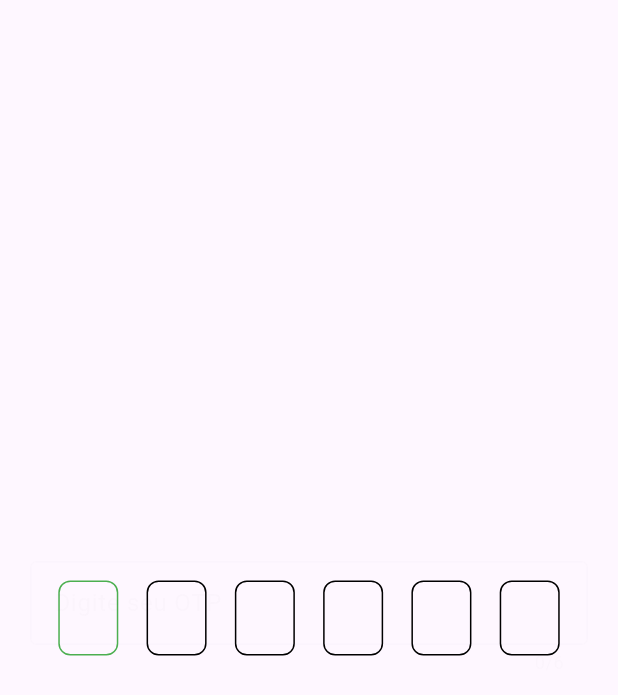
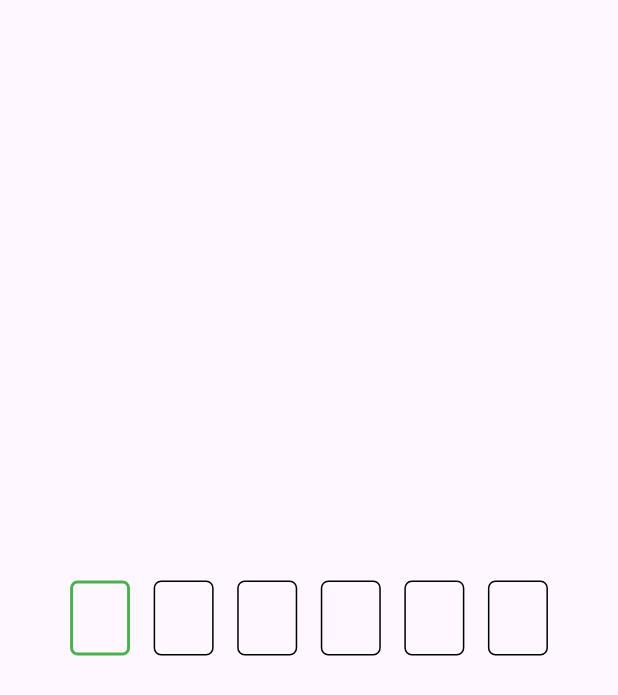
Before and after one commit to alyssontrugilio/otp, a Flutter app: the screen it shows after launch, on a phone screen of 412 x 824 dp. Shown: the top 695 px of the screen. Run offline on Flutter 3.47's test engine with Material 3 defaults, Android fonts, the phone set to English and light mode, and no system bars.

Commit message:
feat: estruturando melhor

```diff
--- a/lib/main.dart
+++ b/lib/main.dart
@@ -1,4 +1,7 @@
+import 'dart:developer';
+
 import 'package:flutter/material.dart';
+import 'package:flutter/services.dart';
 import 'package:otp/otp_input_widget.dart';
 
 void main() {
@@ -40,7 +43,30 @@ class MyHomePageState extends State<MyHomePage> {
   @override
   Widget build(BuildContext context) {
     return Scaffold(
-      body: Center(child: OTPInputScreen()),
+      body: Center(
+        child: SizedBox(
+          width: 350,
+          child: OTPInputWidget(
+            length: 6,
+            width: 40,
+            height: 50,
+            borderColor: Colors.black,
+            focusedBorderColor: Colors.green,
+            onChanged: (value) {
+              log('OTP changed: $value');
+            },
+            validator: (value) {
+              if (value == null) return null;
+              if (value.isEmpty) return 'Preencha algo';
+              return null;
+            },
+            inputFormatters: [
+              FilteringTextInputFormatter.deny(RegExp(r'\s')),
+              FilteringTextInputFormatter.digitsOnly
+            ],
+          ),
+        ),
+      ),
     );
   }
 }
--- a/lib/otp_input_widget.dart
+++ b/lib/otp_input_widget.dart
@@ -1,91 +1,56 @@
 import 'package:flutter/material.dart';
 import 'package:flutter/services.dart';
 
-class OTPInputScreen extends StatelessWidget {
-  final TextEditingController _controller = TextEditingController();
+class OTPInputWidget extends StatefulWidget {
+  final int length;
+  final double width;
+  final double height;
+  final Color borderColor;
+  final Color focusedBorderColor;
+  final Color errorBorderColor;
+  final ValueChanged<String>? onChanged;
+  final FormFieldValidator<String>? validator;
+  final List<TextInputFormatter>? inputFormatters;
 
-  OTPInputScreen({super.key});
-
-  @override
-  Widget build(BuildContext context) {
-    return Scaffold(
-      body: Center(
-        child: Padding(
-          padding: const EdgeInsets.all(20.0),
-          child: SizedBox(
-            width: 400,
-            child: GestureDetector(
-              onTap: () {
-                FocusScope.of(context).requestFocus(FocusNode());
-              },
-              child: Stack(
-                alignment: Alignment.center,
-                children: [
-                  OTPInputWidget(controller: _controller),
-                  Opacity(
-                    opacity:
-                        0.01, // Praticamente invisível, mas ainda funcional
-                    child: TextField(
-                      controller: _controller,
-                      keyboardType: TextInputType.number,
-                      maxLength: 6,
-                      decoration: const InputDecoration(
-                        border: OutlineInputBorder(),
-                        hintText: 'Digite seu OTP',
-                      ),
-                      style: const TextStyle(
-                        color: Colors.transparent,
-                      ),
-                      cursorColor: Colors.black,
-                      enableInteractiveSelection: false,
-                      onChanged: (value) {
-                        if (value.length == 6) {
-                          // Ação ao completar os 6 dígitos
-                        }
-                      },
-                    ),
-                  ),
-                ],
-              ),
-            ),
-          ),
-        ),
-      ),
-    );
-  }
-}
-
-class OTPInputWidget extends StatefulWidget {
-  final TextEditingController controller;
-
-  const OTPInputWidget({super.key, required this.controller});
+  const OTPInputWidget({
+    super.key,
+    this.length = 6,
+    this.width = 44,
+    this.height = 48,
+    this.borderColor = Colors.black,
+    this.focusedBorderColor = Colors.green,
+    this.errorBorderColor = Colors.red,
+    this.onChanged,
+    this.validator,
+    this.inputFormatters,
+  });
 
   @override
   OTPInputWidgetState createState() => OTPInputWidgetState();
 }
 
 class OTPInputWidgetState extends State<OTPInputWidget> {
-  final List<FocusNode> _focusNodes = List.generate(6, (index) => FocusNode());
-  final List<TextEditingController> _controllers =
-      List.generate(6, (index) => TextEditingController());
-  final List<bool> _isFocused = List.generate(6, (index) => false);
+  final TextEditingController _controller = TextEditingController();
+  final List<FocusNode> _focusNodes = [];
+  int _currentIndex = 0;
+  String? _errorText;
+
+  static const double radius = 5.0;
+  static const double fontSize = 17.0;
 
   @override
   void initState() {
     super.initState();
-    widget.controller.addListener(_updateOTP);
-    for (int i = 0; i < _focusNodes.length; i++) {
-      _focusNodes[i].addListener(() {
-        setState(() {
-          _isFocused[i] = _focusNodes[i].hasFocus;
-        });
-      });
+    _controller.addListener(_updateOTP);
+    for (int i = 0; i < widget.length; i++) {
+      _focusNodes.add(FocusNode());
     }
   }
 
   @override
   void dispose() {
-    widget.controller.removeListener(_updateOTP);
+    _controller.removeListener(_updateOTP);
+    _controller.dispose();
     for (var focusNode in _focusNodes) {
       focusNode.dispose();
     }
@@ -94,58 +59,122 @@ class OTPInputWidgetState extends State<OTPInputWidget> {
 
   void _updateOTP() {
     setState(() {
-      final text = widget.controller.text;
-      for (int i = 0; i < _controllers.length; i++) {
-        if (i < text.length) {
-          _controllers[i].text = text[i];
-        } else {
-          _controllers[i].clear();
-        }
+      _currentIndex = _controller.text.length;
+      if (_currentIndex < widget.length) {
+        _focusNodes[_currentIndex].requestFocus();
+      }
+      if (widget.onChanged != null) {
+        widget.onChanged!(_controller.text);
+      }
+      if (widget.validator != null) {
+        _errorText = widget.validator!(_controller.text);
       }
     });
   }
 
   @override
   Widget build(BuildContext context) {
-    return Row(
-      mainAxisAlignment: MainAxisAlignment.spaceEvenly,
-      children: List.generate(6, (index) {
-        return _buildOTPDigit(index);
-      }),
+    final defaultPinTheme = BoxDecoration(
+      border: Border.all(color: widget.borderColor),
+      borderRadius: BorderRadius.circular(radius),
+    );
+
+    final errorPinTheme = defaultPinTheme.copyWith(
+      border: Border.all(
+        color: widget.errorBorderColor,
+      ),
+    );
+
+    final focusedPinTheme = defaultPinTheme.copyWith(
+      border: Border.all(
+        width: 2,
+        color: widget.focusedBorderColor,
+      ),
+    );
+
+    return Column(
+      mainAxisAlignment: MainAxisAlignment.center,
+      children: [
+        MouseRegion(
+          cursor: MaterialStateMouseCursor.textable,
+          child: GestureDetector(
+            onTap: () {
+              if (_currentIndex < widget.length) {
+                _focusNodes[_currentIndex].requestFocus();
+              }
+            },
+            child: Stack(
+              alignment: Alignment.center,
+              children: [
+                Row(
+                  mainAxisAlignment: MainAxisAlignment.spaceEvenly,
+                  children: List.generate(widget.length, (index) {
+                    return _buildOTPDigit(
+                        index, defaultPinTheme, focusedPinTheme, errorPinTheme);
+                  }),
+                ),
+                Visibility(
+                  visible: false,
+                  maintainState: true,
+                  child: TextField(
+                    controller: _controller,
+                    focusNode: _currentIndex < widget.length
+                        ? _focusNodes[_currentIndex]
+                        : null,
+                    keyboardType: TextInputType.number,
+                    maxLength: widget.length,
+                    decoration: const InputDecoration(
+                      border: OutlineInputBorder(),
+                    ),
+                    inputFormatters: widget.inputFormatters,
+                    style: const TextStyle(color: Colors.transparent),
+                    cursorColor: Colors.transparent,
+                    enableInteractiveSelection: false,
+                    onChanged: (value) {
+                      if (value.length == widget.length) {}
+                    },
+                  ),
+                ),
+              ],
+            ),
+          ),
+        ),
+        if (_errorText != null)
+          Padding(
+            padding: const EdgeInsets.only(top: 8.0, left: 15),
+            child: Row(
+              mainAxisAlignment: MainAxisAlignment.start,
+              children: [
+                Text(
+                  _errorText!,
+                  style: TextStyle(
+                    color: widget.errorBorderColor,
+                    fontSize: 12,
+                  ),
+                ),
+              ],
+            ),
+          ),
+      ],
     );
   }
 
-  Widget _buildOTPDigit(int index) {
-    final isNextDigit = widget.controller.text.length == index;
-    final isFocused = _isFocused[index];
-    return AnimatedContainer(
-      duration: const Duration(milliseconds: 300),
-      width: 40,
-      height: 50,
+  Widget _buildOTPDigit(int index, BoxDecoration defaultPinTheme,
+      BoxDecoration focusedPinTheme, BoxDecoration errorPinTheme) {
+    final isCurrent = index == _currentIndex;
+    final decoration = _errorText != null
+        ? errorPinTheme
+        : (isCurrent ? focusedPinTheme : defaultPinTheme);
+    return Container(
+      width: widget.width,
+      height: widget.height,
       alignment: Alignment.center,
-      decoration: BoxDecoration(
-        border: Border.all(
-          color: isFocused || isNextDigit ? Colors.green : Colors.black,
+      decoration: decoration,
+      child: Text(
+        _controller.text.length > index ? _controller.text[index] : '',
+        style: const TextStyle(
+          fontSize: fontSize,
         ),
-        borderRadius: BorderRadius.circular(8),
-      ),
-      child: TextFormField(
-        controller: _controllers[index],
-        focusNode: _focusNodes[index],
-        decoration: const InputDecoration(border: InputBorder.none),
-        inputFormatters: [
-          LengthLimitingTextInputFormatter(1),
-        ],
-        textAlign: TextAlign.center,
-        keyboardType: TextInputType.number,
-        showCursor: true,
-        onChanged: (value) {
-          if (value.isNotEmpty && index < 5) {
-            FocusScope.of(context).requestFocus(_focusNodes[index + 1]);
-          } else if (value.isEmpty && index > 0) {
-            FocusScope.of(context).requestFocus(_focusNodes[index - 1]);
-          }
-        },
       ),
     );
   }
```
